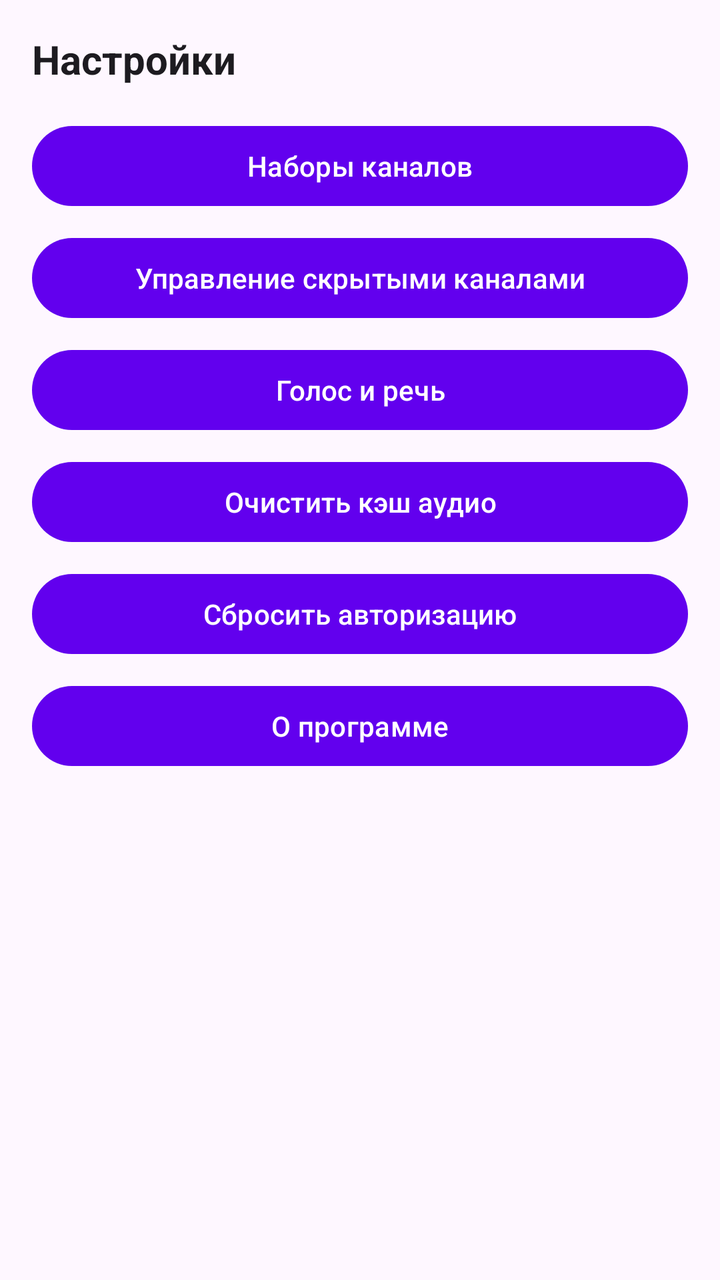
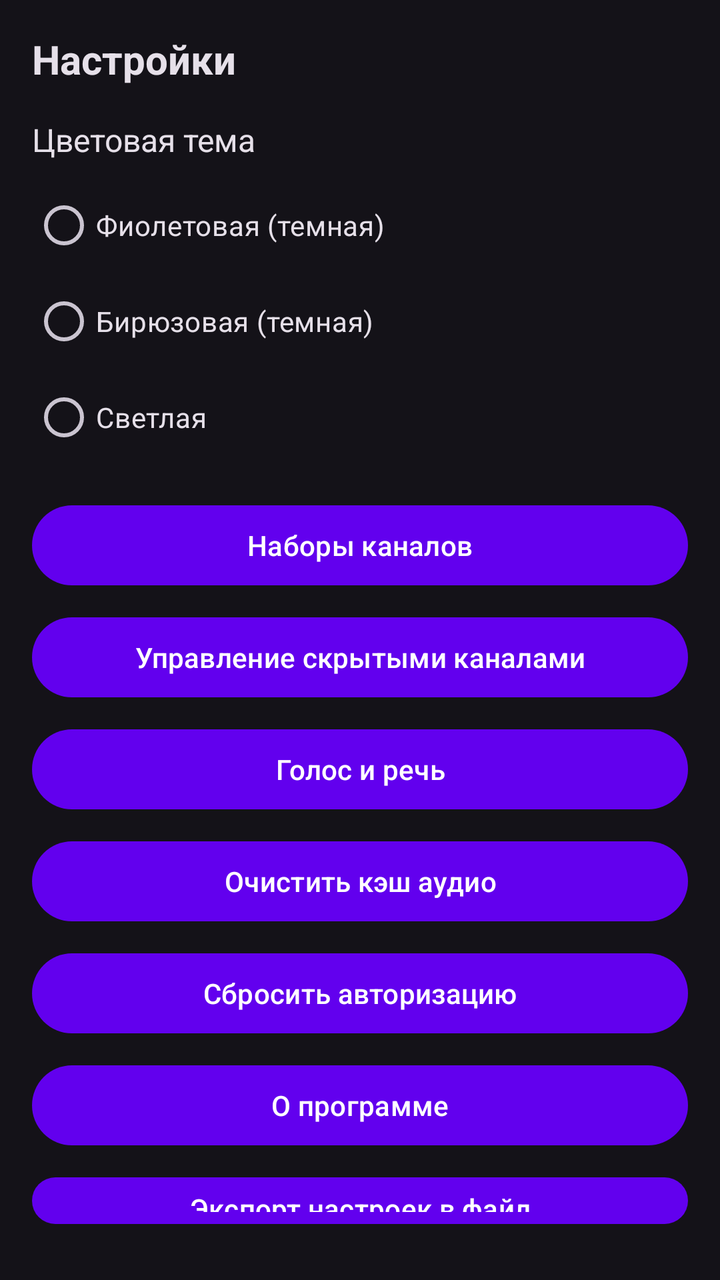

Two renders of the same Android screen: before a commit and after it. Below are the layout's source before the change and the commit's diff.
<!-- AndroidManifest.xml: application theme Theme.TelegramNewsReader -->
<!-- res/layout/dialog_settings.xml -->
<?xml version="1.0" encoding="utf-8"?>
<LinearLayout xmlns:android="http://schemas.android.com/apk/res/android"
    android:layout_width="match_parent"
    android:layout_height="wrap_content"
    android:orientation="vertical"
    android:padding="16dp">

    <TextView
        android:layout_width="wrap_content"
        android:layout_height="wrap_content"
        android:text="Настройки"
        android:textSize="20sp"
        android:textStyle="bold"
        android:layout_marginBottom="16dp"
        android:textColor="?attr/colorOnSurface" />

    <Button
        android:id="@+id/btn_manage_presets_settings"
        android:layout_width="match_parent"
        android:layout_height="wrap_content"
        android:text="Наборы каналов"
        android:layout_marginBottom="8dp"
        style="@style/Widget.Material3.Button" />

    <Button
        android:id="@+id/btn_manage_hidden"
        android:layout_width="match_parent"
        android:layout_height="wrap_content"
        android:text="Управление скрытыми каналами"
        android:layout_marginBottom="8dp"
        style="@style/Widget.Material3.Button" />

    <Button
        android:id="@+id/btn_voice_settings"
        android:layout_width="match_parent"
        android:layout_height="wrap_content"
        android:text="Голос и речь"
        android:layout_marginBottom="8dp"
        style="@style/Widget.Material3.Button" />

    <Button
        android:id="@+id/btn_clear_cache"
        android:layout_width="match_parent"
        android:layout_height="wrap_content"
        android:text="Очистить кэш аудио"
        android:layout_marginBottom="8dp"
        style="@style/Widget.Material3.Button" />

    <Button
        android:id="@+id/btn_reset_auth"
        android:layout_width="match_parent"
        android:layout_height="wrap_content"
        android:text="Сбросить авторизацию"
        android:layout_marginBottom="8dp"
        style="@style/Widget.Material3.Button" />

    <Button
        android:id="@+id/btn_about"
        android:layout_width="match_parent"
        android:layout_height="wrap_content"
        android:text="О программе"
        style="@style/Widget.Material3.Button" />

</LinearLayout>
<!-- resources referenced by this layout -->
<resources>
  <style name="Theme.TelegramNewsReader" parent="Theme.Material3.DayNight.NoActionBar">
          <item name="colorPrimary">@color/purple_500</item>
          <item name="colorPrimaryVariant">@color/purple_700</item>
          <item name="colorOnPrimary">@color/white</item>
          <item name="android:statusBarColor">?attr/colorPrimaryVariant</item>
          <item name="actionBarStyle">@style/CustomActionBarStyle</item>
      </style>
  <color name="purple_500">#FF6200EE</color>
  <color name="purple_700">#FF3700B3</color>
  <color name="white">#FFFFFFFF</color>
  <style name="CustomActionBarStyle" parent="Widget.Material3.ActionBar.Solid">
          <item name="titleTextStyle">@style/CustomActionBarTitle</item>
          <item name="android:titleTextStyle">@style/CustomActionBarTitle</item>
      </style>
  <style name="CustomActionBarTitle" parent="TextAppearance.Material3.ActionBar.Title">
          <item name="android:textSize">18sp</item>
          <item name="android:textStyle">bold</item>
          <item name="android:textColor">@color/white</item>
          <item name="android:gravity">center</item>
          <item name="android:layout_gravity">center</item>
      </style>
</resources>

<!-- the commit's change to res/layout/dialog_settings.xml (unified diff, before → after) -->
@@ -13,6 +13,41 @@
         android:textStyle="bold"
         android:layout_marginBottom="16dp"
         android:textColor="?attr/colorOnSurface" />
+
+    <TextView
+        android:layout_width="wrap_content"
+        android:layout_height="wrap_content"
+        android:text="Цветовая тема"
+        android:textSize="16sp"
+        android:layout_marginBottom="8dp"
+        android:textColor="?attr/colorOnSurface" />
+
+    <RadioGroup
+        android:id="@+id/rg_color_theme"
+        android:layout_width="match_parent"
+        android:layout_height="wrap_content"
+        android:orientation="vertical"
+        android:layout_marginBottom="16dp">
+
+        <RadioButton
+            android:id="@+id/rb_theme_purple"
+            android:layout_width="wrap_content"
+            android:layout_height="wrap_content"
+            android:text="Фиолетовая (темная)" />
+
+        <RadioButton
+            android:id="@+id/rb_theme_teal"
+            android:layout_width="wrap_content"
+            android:layout_height="wrap_content"
+            android:text="Бирюзовая (темная)" />
+
+        <RadioButton
+            android:id="@+id/rb_theme_light"
+            android:layout_width="wrap_content"
+            android:layout_height="wrap_content"
+            android:text="Светлая" />
+
+    </RadioGroup>
 
     <Button
         android:id="@+id/btn_manage_presets_settings"
@@ -59,6 +94,22 @@
         android:layout_width="match_parent"
         android:layout_height="wrap_content"
         android:text="О программе"
+        android:layout_marginBottom="8dp"
+        style="@style/Widget.Material3.Button" />
+
+    <Button
+        android:id="@+id/btn_export_settings"
+        android:layout_width="match_parent"
+        android:layout_height="wrap_content"
+        android:text="Экспорт настроек в файл"
+        android:layout_marginBottom="8dp"
+        style="@style/Widget.Material3.Button" />
+
+    <Button
+        android:id="@+id/btn_import_settings"
+        android:layout_width="match_parent"
+        android:layout_height="wrap_content"
+        android:text="Импорт настроек из файла"
         style="@style/Widget.Material3.Button" />
 
 </LinearLayout>
<!-- resource entries referenced after the edit -->
@@ -1,6 +1,7 @@
 <!-- resources referenced by this layout -->
 <resources>
-  <style name="Theme.TelegramNewsReader" parent="Theme.Material3.DayNight.NoActionBar">
+  <style name="Theme.TelegramNewsReader" parent="Theme.TelegramNewsReader.Purple" />
+  <style name="Theme.TelegramNewsReader.Purple" parent="Theme.Material3.Dark.NoActionBar">
           <item name="colorPrimary">@color/purple_500</item>
           <item name="colorPrimaryVariant">@color/purple_700</item>
           <item name="colorOnPrimary">@color/white</item>
